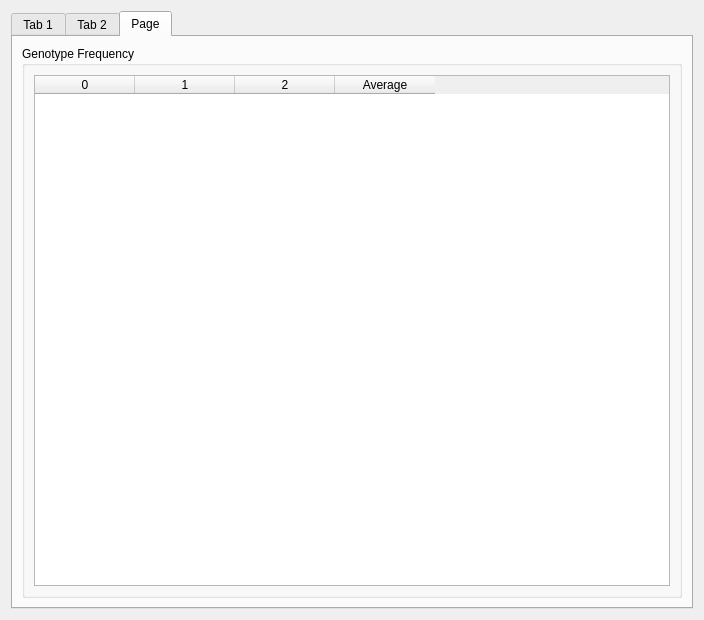
Qt form gui/ui/tabledisplaywindow.ui (ScottMastro/VikNGS) before a commit.
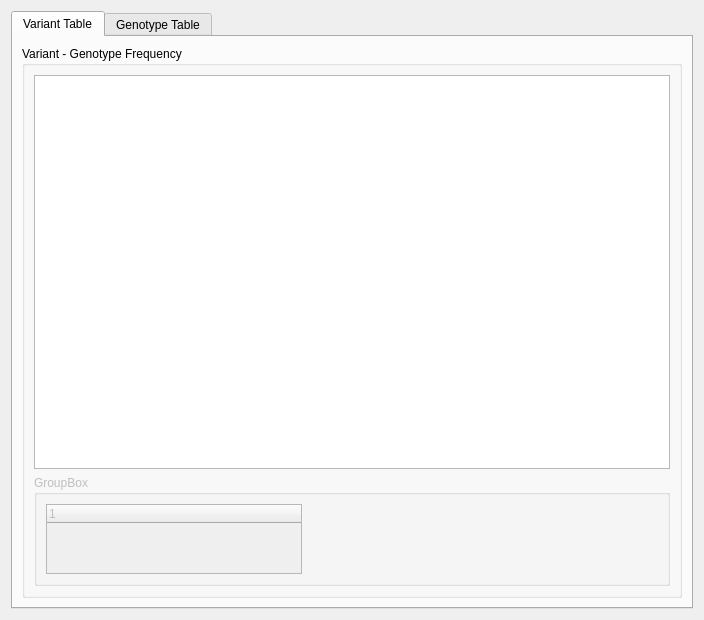
The same form after that commit. The open tabs and pages were chosen to show the change.

Commit message: table showing for main vikngs function

Patch:
```diff
--- a/gui/ui/tabledisplaywindow.ui
+++ b/gui/ui/tabledisplaywindow.ui
@@ -36,7 +36,7 @@
      </property>
      <widget class="QWidget" name="tab">
       <attribute name="title">
-       <string>Tab 1</string>
+       <string>Variant Table</string>
       </attribute>
       <layout class="QVBoxLayout" name="verticalLayout_2">
        <item>
@@ -101,7 +101,7 @@
      </widget>
      <widget class="QWidget" name="tab_2">
       <attribute name="title">
-       <string>Tab 2</string>
+       <string>Genotype Table</string>
       </attribute>
       <layout class="QHBoxLayout" name="horizontalLayout_2">
        <item>
@@ -192,46 +192,6 @@
        </item>
       </layout>
      </widget>
-     <widget class="QWidget" name="tab_3">
-      <attribute name="title">
-       <string>Page</string>
-      </attribute>
-      <layout class="QHBoxLayout" name="horizontalLayout_4">
-       <item>
-        <widget class="QGroupBox" name="table_genoFreqGrp">
-         <property name="title">
-          <string>Genotype Frequency</string>
-         </property>
-         <layout class="QVBoxLayout" name="verticalLayout_4">
-          <item>
-           <widget class="QTableWidget" name="table_genoFreqTbl">
-            <column>
-             <property name="text">
-              <string>0</string>
-             </property>
-            </column>
-            <column>
-             <property name="text">
-              <string>1</string>
-             </property>
-            </column>
-            <column>
-             <property name="text">
-              <string>2</string>
-             </property>
-            </column>
-            <column>
-             <property name="text">
-              <string>Average</string>
-             </property>
-            </column>
-           </widget>
-          </item>
-         </layout>
-        </widget>
-       </item>
-      </layout>
-     </widget>
     </widget>
    </item>
   </layout>
```
The commit also changes 19 other files.
